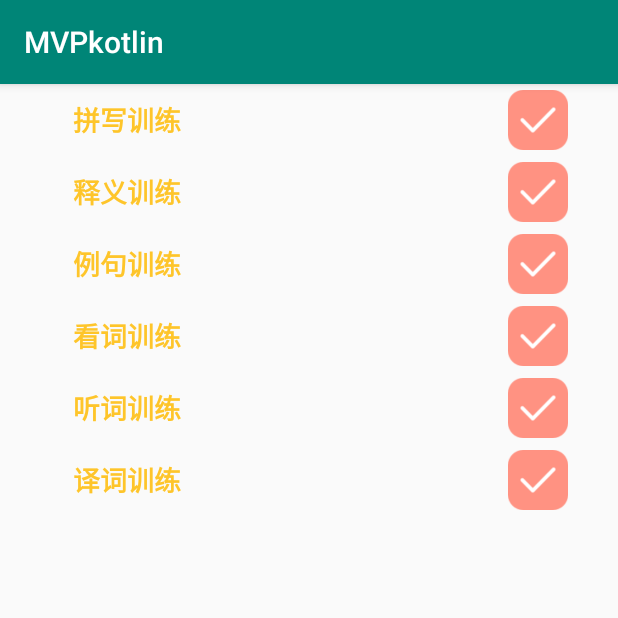
After one commit to GFZkkk/GFZCodeLab, an Android app: the TestMoveActivity screen opened directly, with no data from a screen before it, on a phone screen of 412 x 824 dp, the top half of it. The commit adds this screen. Run offline under Robolectric (Android 15) with nearby library versions, the light colour scheme and no system bars.

Commit message:
新增 拖动实验

```diff
--- a/app/src/main/AndroidManifest.xml
+++ b/app/src/main/AndroidManifest.xml
@@ -30,6 +30,7 @@
         <activity android:name=".ui.activity.TestMultiChooseActivity" />
         <activity android:name=".ui.activity.TestCountDownActivity" />
         <activity android:name=".ui.activity.TestClockActivity" />
+        <activity android:name=".ui.activity.TestMoveActivity" />
 
         <service android:name=".service.DrawOverService" />
     </application>
--- /dev/null
+++ b/app/src/main/java/com/gfz/mvp/adapter/TestMoveAdapter.kt
@@ -0,0 +1,111 @@
+package com.gfz.mvp.adapter
+
+import android.view.MotionEvent
+import android.view.View
+import androidx.recyclerview.widget.ItemTouchHelper
+import androidx.recyclerview.widget.RecyclerView
+import com.gfz.mvp.R
+import com.gfz.mvp.base.adapter.BaseRecyclerViewAdapter
+import com.gfz.mvp.base.adapter.BaseRecyclerViewHolder
+import com.gfz.mvp.model.bean.MoveBean
+import com.gfz.mvp.utils.TopLog
+import kotlinx.android.synthetic.main.item_move.view.*
+import java.util.*
+
+/**
+ * Created by gaofengze on 2020/8/22.
+ */
+class TestMoveAdapter(data: List<MoveBean>) : BaseRecyclerViewAdapter<MoveBean>(data) {
+
+    private var helper: ItemTouchHelper? = null
+    var callBack: RecycItemTouchHelper<MoveBean>? = null
+
+
+    init {
+        callBack = RecycItemTouchHelper(this)
+        helper = ItemTouchHelper(callBack!!)
+        setLayoutId(R.layout.item_move)
+    }
+
+    override fun getViewHolder(view: View, viewType: Int): BaseRecyclerViewHolder<MoveBean> {
+        return ViewHolder(view)
+    }
+
+    override fun onAttachedToRecyclerView(recyclerView: RecyclerView) {
+        helper?.attachToRecyclerView(recyclerView)
+    }
+
+    fun setCanMove(canMove: Boolean){
+        callBack?.setCanMove(canMove)
+    }
+
+    inner class ViewHolder(view: View) : BaseRecyclerViewHolder<MoveBean>(view) {
+
+        override fun onBindViewHolder(data: MoveBean, position: Int) {
+            itemView.tv_name.text = data.name
+
+            itemView.iv_move.setOnLongClickListener {
+                setCanMove(true)
+                true
+            }
+            itemView.iv_move.setOnTouchListener { v, event ->
+                if(event.action == MotionEvent.ACTION_UP){
+                    setCanMove(false)
+                }
+                false
+            }
+        }
+    }
+
+    class RecycItemTouchHelper<T>(var adapter: BaseRecyclerViewAdapter<T>) : ItemTouchHelper.Callback() {
+
+        private var canMove: Boolean = false
+
+        fun setCanMove(canMove: Boolean){
+            this.canMove = canMove
+            TopLog.e(canMove)
+        }
+
+        override fun getMovementFlags(
+            recyclerView: RecyclerView,
+            viewHolder: RecyclerView.ViewHolder
+        ): Int {
+            val dragFlags = if(canMove){
+                ItemTouchHelper.UP or ItemTouchHelper.DOWN
+            }else{
+                0
+            }
+            val swipeFlags = ItemTouchHelper.START or ItemTouchHelper.END
+            TopLog.e(dragFlags)
+            return makeMovementFlags(dragFlags, swipeFlags)
+        }
+
+        override fun onMove(
+            recyclerView: RecyclerView,
+            viewHolder: RecyclerView.ViewHolder,
+            target: RecyclerView.ViewHolder
+        ): Boolean {
+            TopLog.e(canMove)
+            if (!canMove){
+                return false
+            }
+            val fromPosition = viewHolder.adapterPosition
+            val toPosition = target.adapterPosition
+            if (fromPosition < toPosition) {
+                for (i in fromPosition until toPosition) {
+                    Collections.swap(adapter.getData(), i, i + 1)
+                }
+            } else {
+                for (i in fromPosition downTo toPosition + 1) {
+                    Collections.swap(adapter.getData(), i, i - 1)
+                }
+            }
+            adapter.notifyItemMoved(fromPosition, toPosition)
+            return true
+        }
+
+        override fun onSwiped(viewHolder: RecyclerView.ViewHolder, direction: Int) {
+
+        }
+    }
+}
--- /dev/null
+++ b/app/src/main/java/com/gfz/mvp/model/bean/MoveBean.kt
@@ -0,0 +1,7 @@
+package com.gfz.mvp.model.bean
+
+/**
+ * Created by gaofengze on 2020/8/22.
+ */
+data class MoveBean(var name: String) {
+}
--- /dev/null
+++ b/app/src/main/java/com/gfz/mvp/ui/activity/TestMoveActivity.kt
@@ -0,0 +1,33 @@
+package com.gfz.mvp.ui.activity
+
+import androidx.recyclerview.widget.LinearLayoutManager
+import com.gfz.mvp.R
+import com.gfz.mvp.adapter.TestMoveAdapter
+import com.gfz.mvp.base.BaseActivity
+import com.gfz.mvp.model.bean.MoveBean
+import kotlinx.android.synthetic.main.activity_move.*
+
+/**
+ * Created by gaofengze on 2020/8/22.
+ */
+class TestMoveActivity : BaseActivity() {
+    override fun getLayoutId(): Int {
+        return R.layout.activity_move
+    }
+
+    override fun initView() {
+
+    }
+
+    override fun initData() {
+        rv_list.layoutManager = LinearLayoutManager(this)
+        rv_list.adapter = TestMoveAdapter(listOf(
+            MoveBean("拼写训练"),
+            MoveBean("释义训练"),
+            MoveBean("例句训练"),
+            MoveBean("看词训练"),
+            MoveBean("听词训练"),
+            MoveBean("译词训练")
+        ))
+    }
+}
--- /dev/null
+++ b/app/src/main/res/layout/activity_move.xml
@@ -0,0 +1,13 @@
+<?xml version="1.0" encoding="utf-8"?>
+<androidx.constraintlayout.widget.ConstraintLayout xmlns:android="http://schemas.android.com/apk/res/android"
+    android:layout_width="match_parent"
+    android:layout_height="match_parent"
+    xmlns:app="http://schemas.android.com/apk/res-auto">
+    <androidx.recyclerview.widget.RecyclerView
+        android:id="@+id/rv_list"
+        android:layout_width="wrap_content"
+        android:layout_height="wrap_content"
+        app:layout_constraintTop_toTopOf="parent"
+        app:layout_constraintLeft_toLeftOf="parent"
+        app:layout_constraintRight_toRightOf="parent"/>
+</androidx.constraintlayout.widget.ConstraintLayout>
--- /dev/null
+++ b/app/src/main/res/layout/item_move.xml
@@ -0,0 +1,23 @@
+<?xml version="1.0" encoding="utf-8"?>
+<RelativeLayout
+    xmlns:android="http://schemas.android.com/apk/res/android"
+    android:layout_width="345dp"
+    android:layout_height="48dp">
+    <TextView
+        android:id="@+id/tv_name"
+        android:layout_width="wrap_content"
+        android:layout_height="wrap_content"
+        android:text="拼写训练"
+        android:layout_marginStart="15dp"
+        android:textSize="18sp"
+        android:textColor="#FEC52A"
+        android:textStyle="bold"
+        android:layout_centerVertical="true"/>
+    <ImageView
+        android:id="@+id/iv_move"
+        android:layout_width="40dp"
+        android:layout_height="40dp"
+        android:src="@drawable/selected"
+        android:layout_alignParentRight="true"
+        android:layout_centerVertical="true"/>
+</RelativeLayout>
```
Also changed, not shown: app/src/main/java/com/gfz/mvp/ui/activity/MainActivity.kt (+7 -1 lines).
